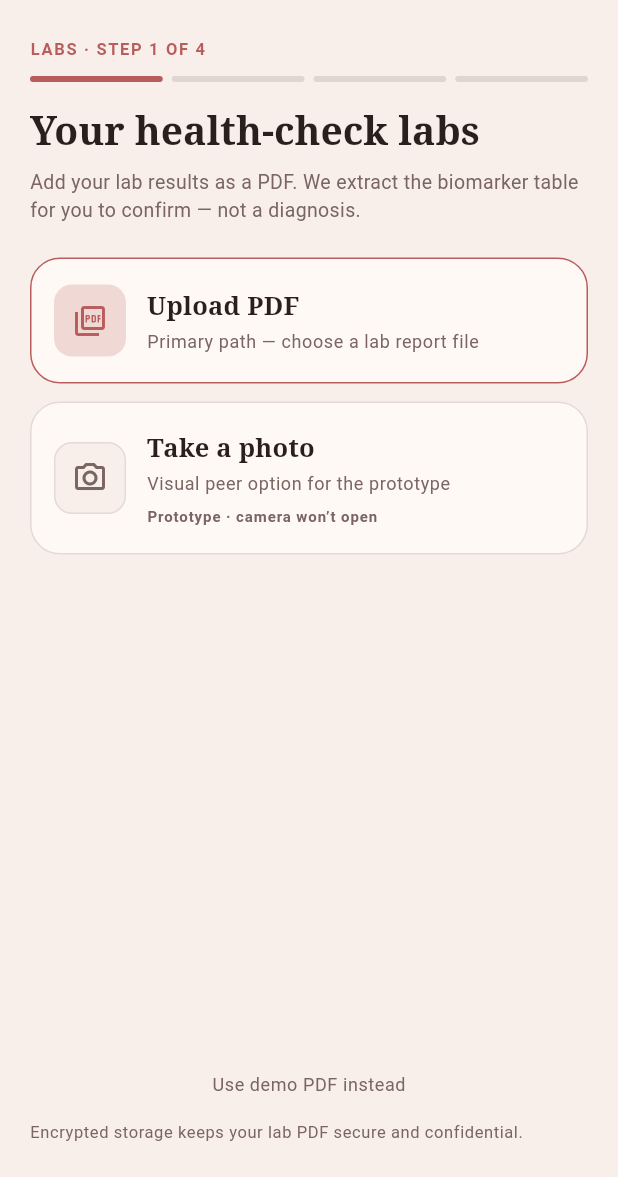
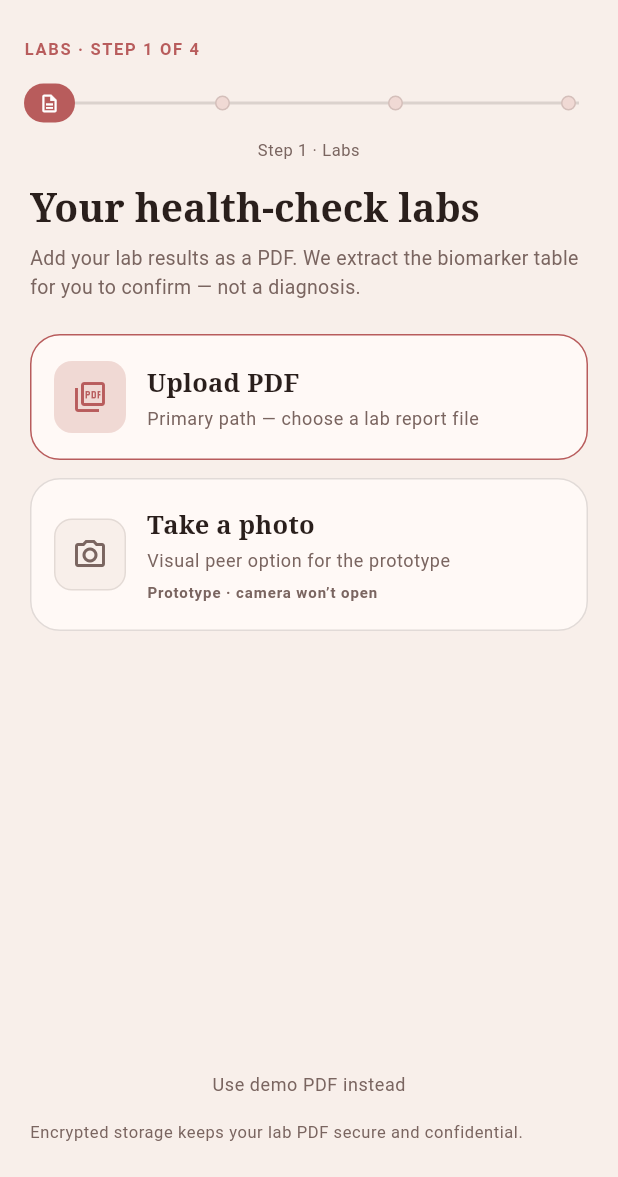
Before and after one commit to peterkwkwan/femm, a Flutter app: the LabUploadScreen screen opened directly, on a phone screen of 412 x 824 dp, the part 59-1236 px from its top. Run offline on Flutter 3.47's test engine with Material 3 defaults, Android fonts, the phone set to English and light mode, and no system bars; our stand-ins replace google_sign_in, supabase_flutter; accounts and stored records are empty.

Commit message:
ui(mobile): Path A icon-node step rail with consistent 4-step math
Replace segment/3-step PathAStepHeader with Icon node + dots (Petal Soft).
Unify TOTAL=4: Labs(upload+confirm)=1, Routine=2, Symptoms=3, Match(gate+result)=4.

Co-authored-by: peterkwkwan <peterkwkwan@gmail.com>

```diff
--- a/apps/mobile/lib/screens/lab_confirm_screen.dart
+++ b/apps/mobile/lib/screens/lab_confirm_screen.dart
@@ -4,6 +4,7 @@ import '../models/lab_biomarker.dart';
 import '../services/intake_service.dart';
 import '../services/lab_service.dart';
 import '../theme/petal_soft.dart';
+import '../widgets/path_a_step_header.dart';
 import 'spend_screen.dart';
 
 /// Editable biomarker list after extract. Flags shown only when present.
@@ -139,13 +140,14 @@ class _LabConfirmScreenState extends State<LabConfirmScreen> {
       body: Column(
         crossAxisAlignment: CrossAxisAlignment.stretch,
         children: [
+          const PathAStepHeader(step: PathAStep.labs),
           Padding(
             padding: const EdgeInsets.fromLTRB(20, 8, 20, 0),
             child: Column(
               crossAxisAlignment: CrossAxisAlignment.stretch,
               children: [
                 Text(
-                  'Your health-check labs',
+                  'Confirm biomarkers',
                   style: theme.textTheme.headlineSmall,
                 ),
                 const SizedBox(height: 8),
--- a/apps/mobile/lib/screens/lab_upload_screen.dart
+++ b/apps/mobile/lib/screens/lab_upload_screen.dart
@@ -4,6 +4,7 @@ import 'package:flutter/services.dart';
 
 import '../services/lab_service.dart';
 import '../theme/petal_soft.dart';
+import '../widgets/path_a_step_header.dart';
 import 'lab_confirm_screen.dart';
 
 /// Path A Labs step — stacked Upload PDF / Take a photo action cards.
@@ -130,40 +131,16 @@ class _LabUploadScreenState extends State<LabUploadScreen> {
         ],
       ),
       body: SafeArea(
-        child: Padding(
-          padding: const EdgeInsets.fromLTRB(20, 8, 20, 22),
         child: Column(
           crossAxisAlignment: CrossAxisAlignment.stretch,
           children: [
-              Text(
-                'LABS · STEP 1 OF 4',
-                style: theme.textTheme.labelLarge?.copyWith(
-                  letterSpacing: 1.1,
-                  fontWeight: FontWeight.w600,
-                  color: PetalSoft.accent,
-                  fontSize: 11,
-                ),
-              ),
-              const SizedBox(height: 10),
-              Row(
+            const PathAStepHeader(step: PathAStep.labs),
+            Expanded(
+              child: Padding(
+                padding: const EdgeInsets.fromLTRB(20, 12, 20, 22),
+                child: Column(
+                  crossAxisAlignment: CrossAxisAlignment.stretch,
                   children: [
-                  for (var i = 1; i <= 4; i++) ...[
-                    if (i > 1) const SizedBox(width: 6),
-                    Expanded(
-                      child: Container(
-                        height: 4,
-                        decoration: BoxDecoration(
-                          borderRadius: BorderRadius.circular(2),
-                          color: i == 1
-                              ? PetalSoft.accent
-                              : PetalSoft.ink.withValues(alpha: 0.12),
-                        ),
-                      ),
-                    ),
-                  ],
-                ],
-              ),
-              const SizedBox(height: 18),
               Text(
                 'Your health-check labs',
                 style: theme.textTheme.headlineSmall?.copyWith(
@@ -240,6 +217,9 @@ class _LabUploadScreenState extends State<LabUploadScreen> {
               ),
                   ],
                 ),
+              ),
+            ),
+          ],
         ),
       ),
     );
--- a/apps/mobile/lib/screens/match_gate_screen.dart
+++ b/apps/mobile/lib/screens/match_gate_screen.dart
@@ -103,7 +103,7 @@ class _MatchGateScreenState extends State<MatchGateScreen> {
       body: Column(
         crossAxisAlignment: CrossAxisAlignment.stretch,
         children: [
-          const PathAStepHeader(step: 3, label: 'Match'),
+          const PathAStepHeader(step: PathAStep.match),
           Expanded(
             child: SafeArea(
               top: false,
--- a/apps/mobile/lib/screens/match_screen.dart
+++ b/apps/mobile/lib/screens/match_screen.dart
@@ -301,7 +301,7 @@ class _MatchScreenState extends State<MatchScreen>
       appBar: AppBar(title: const Text('femm')),
       body: Column(
         children: [
-          const PathAStepHeader(step: 3, label: 'Match'),
+          const PathAStepHeader(step: PathAStep.match),
           Expanded(
             child: _loading
                 ? const Center(child: CircularProgressIndicator())
--- a/apps/mobile/lib/screens/spend_screen.dart
+++ b/apps/mobile/lib/screens/spend_screen.dart
@@ -87,7 +87,7 @@ class _SpendScreenState extends State<SpendScreen> {
       body: Column(
         crossAxisAlignment: CrossAxisAlignment.stretch,
         children: [
-          const PathAStepHeader(step: 1, label: 'Routine'),
+          const PathAStepHeader(step: PathAStep.routine),
           Expanded(
             child: ListView(
               padding: const EdgeInsets.fromLTRB(20, 16, 20, 24),
--- a/apps/mobile/lib/screens/symptoms_screen.dart
+++ b/apps/mobile/lib/screens/symptoms_screen.dart
@@ -87,7 +87,7 @@ class _SymptomsScreenState extends State<SymptomsScreen> {
       body: Column(
         crossAxisAlignment: CrossAxisAlignment.stretch,
         children: [
-          const PathAStepHeader(step: 2, label: 'Symptoms'),
+          const PathAStepHeader(step: PathAStep.symptoms),
           Expanded(
             child: ListView(
               padding: const EdgeInsets.fromLTRB(20, 16, 20, 24),
--- a/apps/mobile/lib/widgets/path_a_step_header.dart
+++ b/apps/mobile/lib/widgets/path_a_step_header.dart
@@ -2,36 +2,47 @@ import 'package:flutter/material.dart';
 
 import '../theme/petal_soft.dart';
 
-/// Path A step counter after labs confirm: Routine → Symptoms → Match.
-/// Tone: `STEP 2 OF 3 · SYMPTOMS` with Petal Soft progress rail.
+/// Path A stepped journey (login excluded): Labs → Routine → Symptoms → Match.
+enum PathAStep {
+  labs(1, 'Labs'),
+  routine(2, 'Routine'),
+  symptoms(3, 'Symptoms'),
+  match(4, 'Match');
+
+  const PathAStep(this.number, this.label);
+
+  final int number;
+  final String label;
+}
+
+/// Icon-node + dots step rail (Petal Soft). Active = elongated icon pill;
+/// past = solid accent dots; future = muted hollow dots. Caption: `LABS · STEP 1 OF 4`.
 class PathAStepHeader extends StatelessWidget {
   const PathAStepHeader({
     super.key,
     required this.step,
-    required this.label,
   });
 
-  /// 1-based step index within the post-labs Path A flow.
-  final int step;
+  /// Named Path A step (1–4). Confirm uses [PathAStep.labs]; gate+result use match.
+  final PathAStep step;
 
-  /// Short step name (e.g. Routine, Symptoms, Match).
-  final String label;
+  static const int totalSteps = 4;
 
-  static const int totalSteps = 3;
-
-  String get _text =>
-      'STEP $step OF $totalSteps · ${label.toUpperCase()}';
+  String get _caption =>
+      '${step.label.toUpperCase()} · STEP ${step.number} OF $totalSteps';
 
   @override
   Widget build(BuildContext context) {
     final theme = Theme.of(context);
+    final active = step.number;
+
     return Padding(
       padding: const EdgeInsets.fromLTRB(16, 8, 16, 4),
       child: Column(
         crossAxisAlignment: CrossAxisAlignment.stretch,
         children: [
           Text(
-            _text,
+            _caption,
             style: theme.textTheme.labelLarge?.copyWith(
               letterSpacing: 1.1,
               fontWeight: FontWeight.w600,
@@ -40,26 +51,131 @@ class PathAStepHeader extends StatelessWidget {
             ),
           ),
           const SizedBox(height: 10),
-          Row(
+          SizedBox(
+            height: 36,
+            child: LayoutBuilder(
+              builder: (context, constraints) {
+                final trackLeft = 10.0;
+                final trackRight = 10.0;
+                final trackWidth =
+                    (constraints.maxWidth - trackLeft - trackRight)
+                        .clamp(0.0, double.infinity);
+                final progressFrac = (active - 1) / (totalSteps - 1);
+                final progressWidth = trackWidth * progressFrac;
+
+                return Stack(
+                  alignment: Alignment.centerLeft,
                   children: [
-              for (var i = 1; i <= totalSteps; i++) ...[
-                if (i > 1) const SizedBox(width: 6),
-                Expanded(
+                    Positioned(
+                      left: trackLeft,
+                      right: trackRight,
+                      top: 17,
                       child: Container(
-                    height: 4,
-                    decoration: BoxDecoration(
-                      borderRadius: BorderRadius.circular(2),
-                      color: i <= step
-                          ? PetalSoft.accent
-                          : PetalSoft.ink.withValues(alpha: 0.12),
+                        height: 2,
+                        color: PetalSoft.ink.withValues(alpha: 0.14),
                       ),
                     ),
+                    Positioned(
+                      left: trackLeft,
+                      top: 17,
+                      child: Container(
+                        width: progressWidth,
+                        height: 2,
+                        color: PetalSoft.accent,
+                      ),
+                    ),
+                    Row(
+                      mainAxisAlignment: MainAxisAlignment.spaceBetween,
+                      children: [
+                        for (final s in PathAStep.values)
+                          _StepNode(
+                            kind: s,
+                            state: s.number == active
+                                ? _NodeState.active
+                                : s.number < active
+                                    ? _NodeState.done
+                                    : _NodeState.future,
                           ),
                       ],
+                    ),
                   ],
+                );
+              },
+            ),
+          ),
+          const SizedBox(height: 6),
+          Text(
+            'Step ${step.number} · ${step.label}',
+            textAlign: TextAlign.center,
+            style: theme.textTheme.bodySmall?.copyWith(
+              color: PetalSoft.muted,
+              fontSize: 11,
+            ),
           ),
         ],
       ),
     );
   }
 }
+
+enum _NodeState { active, done, future }
+
+class _StepNode extends StatelessWidget {
+  const _StepNode({required this.kind, required this.state});
+
+  final PathAStep kind;
+  final _NodeState state;
+
+  @override
+  Widget build(BuildContext context) {
+    if (state == _NodeState.active) {
+      return Container(
+        width: 34,
+        height: 26,
+        decoration: const BoxDecoration(
+          color: PetalSoft.accent,
+          borderRadius: BorderRadius.all(Radius.circular(13)),
+        ),
+        alignment: Alignment.center,
+        child: _StepIcon(kind: kind, color: Colors.white),
+      );
+    }
+
+    final done = state == _NodeState.done;
+    return Padding(
+      padding: const EdgeInsets.symmetric(horizontal: 12),
+      child: Container(
+        width: 10,
+        height: 10,
+        decoration: BoxDecoration(
+          shape: BoxShape.circle,
+          color: done ? PetalSoft.accent : PetalSoft.accentSoft,
+          border: done
+              ? null
+              : Border.all(color: PetalSoft.ink.withValues(alpha: 0.14)),
+        ),
+      ),
+    );
+  }
+}
+
+class _StepIcon extends StatelessWidget {
+  const _StepIcon({required this.kind, required this.color});
+
+  final PathAStep kind;
+  final Color color;
+
+  @override
+  Widget build(BuildContext context) {
+    switch (kind) {
+      case PathAStep.labs:
+        return Icon(Icons.description_outlined, size: 14, color: color);
+      case PathAStep.routine:
+        return Icon(Icons.schedule, size: 14, color: color);
+      case PathAStep.symptoms:
+        return Icon(Icons.favorite_border, size: 14, color: color);
+      case PathAStep.match:
+        return Icon(Icons.trending_up, size: 14, color: color);
+    }
+  }
+}
```
Also changed, not shown: 2 other files. Lines whose indentation alone changed are shown as unchanged.
